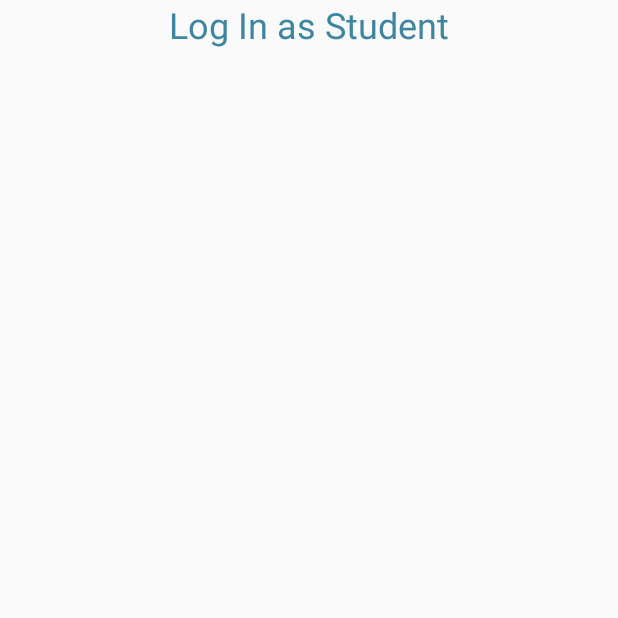
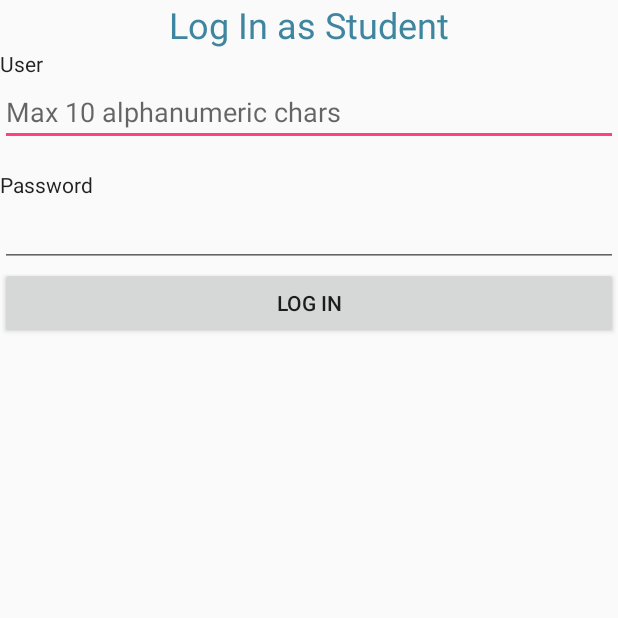
Before and after one commit to Davoleo/Java-Android, an Android app: the GeoGenius screen opened directly, with no data from a screen before it, on a phone screen of 412 x 824 dp, the top half of it. Run offline under Robolectric (Android 15) with nearby library versions, the phone set to English and light mode, and no system bars.

Commit message:
Completed G.G. UI

```diff
--- a/app/src/main/res/layout/activity_geo_genius.xml
+++ b/app/src/main/res/layout/activity_geo_genius.xml
@@ -13,4 +13,33 @@
             android:layout_height="wrap_content" android:id="@+id/textView"
             android:textAppearance="@style/TextAppearance.AppCompat.Display1" android:gravity="center_horizontal"
             android:textSize="24sp" android:textColor="@color/darkAqua"/>
+    <TextView
+            android:text="@string/user_label"
+            android:layout_width="match_parent"
+            android:layout_height="wrap_content" android:id="@+id/labelUser"
+            tools:layout_marginTop="@dimen/large_line_spacing"
+            android:textAppearance="@style/TextAppearance.AppCompat.Body1"/>
+    <EditText
+            android:layout_width="match_parent"
+            android:layout_height="wrap_content"
+            android:inputType="textPersonName"
+            android:ems="10"
+            android:id="@+id/textboxUser" android:hint="@string/hint_user"/>
+    <TextView
+            android:text="@string/password_label"
+            android:layout_width="match_parent"
+            android:layout_height="wrap_content" android:id="@+id/labelPsw"
+            android:textAppearance="@style/TextAppearance.AppCompat.Body1"
+            android:layout_marginTop="@dimen/fab_margin"/>
+    <EditText
+            android:layout_width="match_parent"
+            android:layout_height="wrap_content"
+            android:inputType="textPassword"
+            android:ems="10"
+            android:id="@+id/textboxPsw" tools:hint="@string/hint_psw"/>
+    <Button
+            android:text="@string/login_title"
+            android:layout_width="match_parent"
+            android:layout_height="wrap_content" android:id="@+id/buttonLogin"
+            tools:layout_marginTop="@dimen/fab_margin"/>
 </LinearLayout>
--- a/app/src/main/res/values/dimens.xml
+++ b/app/src/main/res/values/dimens.xml
@@ -1,3 +1,4 @@
 <resources>
     <dimen name="fab_margin">16dp</dimen>
+    <dimen name="large_line_spacing">30dp</dimen>
 </resources>
--- a/app/src/main/res/values/strings.xml
+++ b/app/src/main/res/values/strings.xml
@@ -7,4 +7,6 @@
     <string name="user_label">User</string>
     <string name="password_label">Password</string>
     <string name="loginTitle">Log In as Student</string>
+    <string name="hint_user">Max 10 alphanumeric chars</string>
+    <string name="hint_psw">At least 8 chars</string>
 </resources>
```
